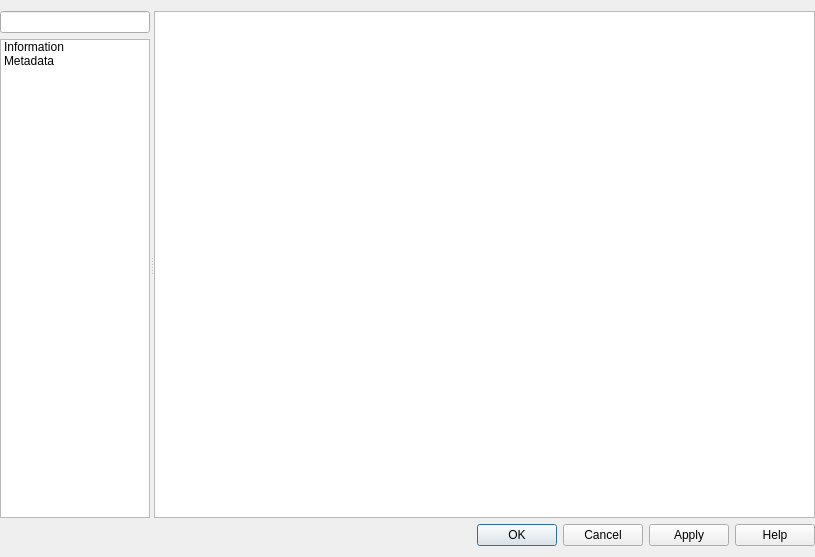
Old version of the form src/ui/qgspointcloudlayerpropertiesbase.ui in the repository qgis/QGIS.
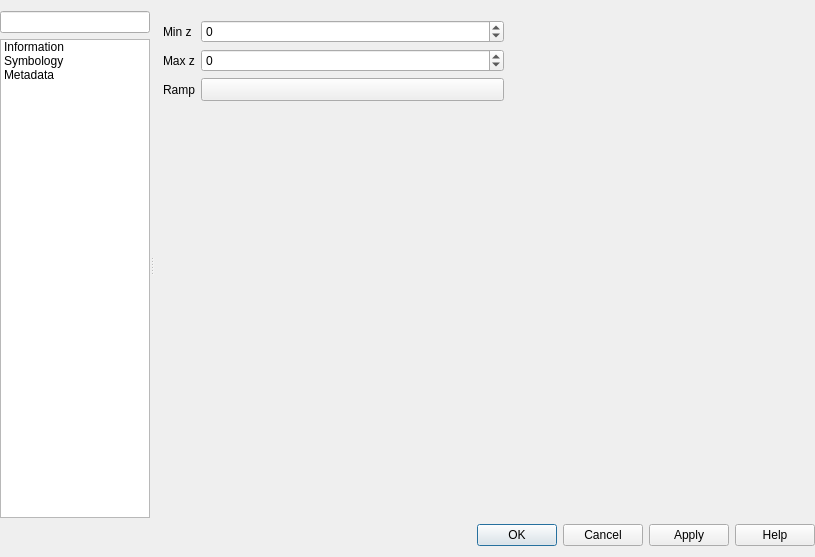
New version of the form. Icons and pictures are not drawn. Custom widgets are drawn as their Qt base class.

Commit message: Add a hacky configuration page for point cloud 2d renderer

Patch:
```diff
--- a/src/ui/qgspointcloudlayerpropertiesbase.ui
+++ b/src/ui/qgspointcloudlayerpropertiesbase.ui
@@ -110,6 +110,18 @@
             <normaloff>:/images/themes/default/propertyicons/metadata.svg</normaloff>:/images/themes/default/propertyicons/metadata.svg</iconset>
           </property>
          </item>
+         <item>
+          <property name="text">
+           <string>Symbology</string>
+          </property>
+          <property name="toolTip">
+           <string>Symbology</string>
+          </property>
+          <property name="icon">
+           <iconset resource="../../images/images.qrc">
+            <normaloff>:/images/themes/default/propertyicons/symbology.svg</normaloff>:/images/themes/default/propertyicons/symbology.svg</iconset>
+          </property>
+         </item>
          <item>
           <property name="text">
            <string>Metadata</string>
@@ -164,7 +176,7 @@
           <enum>QFrame::Plain</enum>
          </property>
          <property name="currentIndex">
-          <number>0</number>
+          <number>1</number>
          </property>
          <widget class="QWidget" name="mOptsPage_Information">
           <layout class="QVBoxLayout" name="verticalLayout_4">
@@ -185,6 +197,99 @@
            </item>
           </layout>
          </widget>
+         <widget class="QWidget" name="page">
+          <layout class="QGridLayout" name="gridLayout_2">
+           <item row="2" column="0">
+            <widget class="QLabel" name="label_3">
+             <property name="text">
+              <string>Ramp</string>
+             </property>
+            </widget>
+           </item>
+           <item row="0" column="0">
+            <widget class="QLabel" name="label">
+             <property name="text">
+              <string>Min z</string>
+             </property>
+            </widget>
+           </item>
+           <item row="1" column="0">
+            <widget class="QLabel" name="label_2">
+             <property name="text">
+              <string>Max z</string>
+             </property>
+            </widget>
+           </item>
+           <item row="2" column="1">
+            <widget class="QgsColorRampButton" name="mBtnColorRamp">
+             <property name="sizePolicy">
+              <sizepolicy hsizetype="Expanding" vsizetype="Fixed">
+               <horstretch>0</horstretch>
+               <verstretch>0</verstretch>
+              </sizepolicy>
+             </property>
+             <property name="minimumSize">
+              <size>
+               <width>120</width>
+               <height>0</height>
+              </size>
+             </property>
+             <property name="maximumSize">
+              <size>
+               <width>16777215</width>
+               <height>16777215</height>
+              </size>
+             </property>
+            </widget>
+           </item>
+           <item row="3" column="1">
+            <spacer name="verticalSpacer">
+             <property name="orientation">
+              <enum>Qt::Vertical</enum>
+             </property>
+             <property name="sizeHint" stdset="0">
+              <size>
+               <width>20</width>
+               <height>40</height>
+              </size>
+             </property>
+            </spacer>
+           </item>
+           <item row="1" column="2">
+            <spacer name="horizontalSpacer">
+             <property name="orientation">
+              <enum>Qt::Horizontal</enum>
+             </property>
+             <property name="sizeHint" stdset="0">
+              <size>
+               <width>40</width>
+               <height>20</height>
+              </size>
+             </property>
+            </spacer>
+           </item>
+           <item row="0" column="1">
+            <widget class="QgsSpinBox" name="mMinZSpin">
+             <property name="minimum">
+              <number>-999999999</number>
+             </property>
+             <property name="maximum">
+              <number>999999999</number>
+             </property>
+            </widget>
+           </item>
+           <item row="1" column="1">
+            <widget class="QgsSpinBox" name="mMaxZSpin">
+             <property name="minimum">
+              <number>-999999999</number>
+             </property>
+             <property name="maximum">
+              <number>999999999</number>
+             </property>
+            </widget>
+           </item>
+          </layout>
+         </widget>
          <widget class="QWidget" name="mOptsPage_Metadata">
           <layout class="QVBoxLayout" name="verticalLayout_5">
            <property name="leftMargin">
@@ -265,6 +370,17 @@
    <extends>QLineEdit</extends>
    <header>qgsfilterlineedit.h</header>
   </customwidget>
+  <customwidget>
+   <class>QgsColorRampButton</class>
+   <extends>QToolButton</extends>
+   <header>qgscolorrampbutton.h</header>
+   <container>1</container>
+  </customwidget>
+  <customwidget>
+   <class>QgsSpinBox</class>
+   <extends>QSpinBox</extends>
+   <header>qgsspinbox.h</header>
+  </customwidget>
  </customwidgets>
  <tabstops>
   <tabstop>mSearchLineEdit</tabstop>
```
The commit also changes 2 other files.
